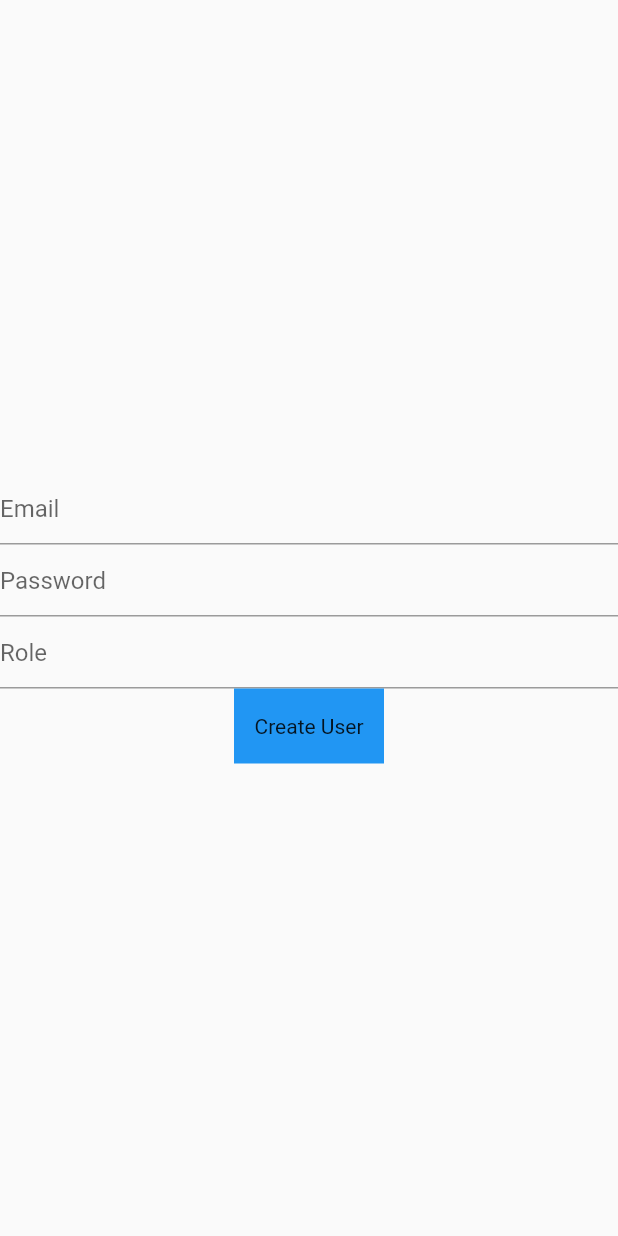
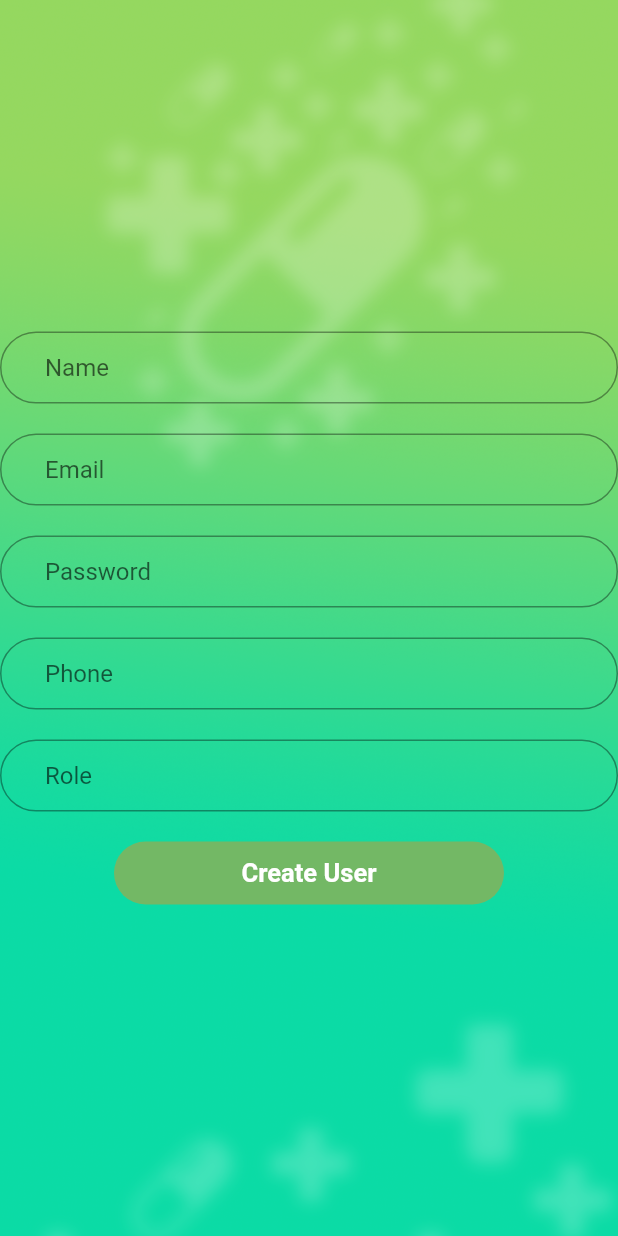
Before and after one commit to emadsaeed3/pharmacia, a Flutter app: the AdminScreen screen opened directly, after a tap on "Create User", on a phone screen of 412 x 824 dp. Run offline on Flutter 3.47's test engine with Material 2 defaults, Android fonts, the light colour scheme and no system bars; our stand-ins replace cloud_firestore, conditional_builder, curved_navigation_bar, firebase_auth, firebase_core, flutter_bloc and 8 more; missing offline and left inert: flutter_login_facebook; accounts and stored records are empty.

Commit message:
Add files via upload

```diff
--- a/lib/Screens/Admin/admin_screen.dart
+++ b/lib/Screens/Admin/admin_screen.dart
@@ -1,6 +1,7 @@
 import 'package:cloud_firestore/cloud_firestore.dart';
 import 'package:flutter/cupertino.dart';
 import 'package:flutter/material.dart';
+import 'package:pharma/components/authservice.dart';
 import '../../constants.dart';
 import 'createuserscreen.dart';
 import 'edituserdata.dart';
@@ -9,7 +10,6 @@ class AdminScreen extends StatefulWidget{
   @override
   _AdminScreenState createState() => _AdminScreenState();
 }
-
 
 class _AdminScreenState extends State<AdminScreen> {
   final formKey = new GlobalKey<FormState>();
@@ -20,7 +20,7 @@ class _AdminScreenState extends State<AdminScreen> {
   String phone = " ";
   String role = " ";
   String uid = " ";
-  bool ableToEdit = false;
+  bool ableToEdit = true;
 
   @override
   Widget build(BuildContext context) {
@@ -85,7 +85,7 @@ class _AdminScreenState extends State<AdminScreen> {
         onTap: () {
           Navigator.push(context, MaterialPageRoute(builder: (context) => EditUser(uid: uid,)));},
         child: Container(
-          width: 230,
+          width: 250,
           padding: EdgeInsets.symmetric(horizontal: 70, vertical: 11),
           decoration: BoxDecoration(
             borderRadius: BorderRadius.circular(29),
@@ -93,6 +93,7 @@ class _AdminScreenState extends State<AdminScreen> {
           child: Center(
             child: Text(
               "Edit User",style: TextStyle(color: Colors.white,fontWeight: FontWeight.bold,fontSize: 17)),),),) : Container(),
+      SizedBox(height: 30),
       GestureDetector(
         onTap: () async {
           Navigator.push(context, MaterialPageRoute(builder: (context) => CreateUser()));},
@@ -113,6 +114,20 @@ class _AdminScreenState extends State<AdminScreen> {
       Text('Password : ' + password),
       Text('Phone : ' + phone),
       Text('Role : ' + role),
-     ],);
+      SizedBox(height: 20,),
+
+      GestureDetector(
+        onTap: () async {
+          Navigator.push(context, MaterialPageRoute(builder: (context) => AuthService().signOut(context)));},
+        child: Container(
+          width: 200,
+          padding: EdgeInsets.symmetric(horizontal: 70, vertical: 11),
+          decoration: BoxDecoration(
+            borderRadius: BorderRadius.circular(29),
+            color: kPrimaryColor,),
+          child: Center(
+            child: Text(
+                "Log out", style: TextStyle(color: Colors.white,fontWeight: FontWeight.bold,fontSize: 17)),),),),
+    ],);
   }
 }
--- a/lib/Screens/Admin/createuserscreen.dart
+++ b/lib/Screens/Admin/createuserscreen.dart
@@ -1,6 +1,7 @@
 import 'package:flutter/material.dart';
 import 'package:pharma/components/authservice.dart';
 import 'package:provider/provider.dart';
+import '../../constants.dart';
 
 class CreateUser extends StatefulWidget {
   @override
@@ -13,33 +14,76 @@ class _State extends State<CreateUser> {
   TextEditingController roleController = new TextEditingController();
   TextEditingController nameController = new TextEditingController();
   TextEditingController phoneController = new TextEditingController();
-
-
+  final formKey = new GlobalKey<FormState>();
 
   @override
   Widget build(BuildContext context) {
     return Scaffold(
-      body: Column(
+        body: Container(
+            decoration: BoxDecoration(
+              image: DecorationImage(
+                image: AssetImage("images/wallpaper.png"),
+                fit: BoxFit.cover,),),
+            height: MediaQuery.of(context).size.height,
+            width: MediaQuery.of(context).size.width,
+            child: Form(key: formKey, child: _createAdminForm())));}
+  _createAdminForm(){
+    return Column(
         mainAxisAlignment: MainAxisAlignment.center,
         children: [
           TextFormField(
+            controller: nameController,
+            decoration: InputDecoration(
+              contentPadding: EdgeInsets.fromLTRB(
+                  30.0, 10.0, 20.0, 10.0),
+              border: OutlineInputBorder(borderRadius: BorderRadius.circular(32.0)),
+              floatingLabelBehavior: FloatingLabelBehavior.always,
+              hintText: "Name",
+            ),
+          ),
+          SizedBox(height: 20),
+          TextFormField(
             controller: emailController,
             decoration: InputDecoration(
+              contentPadding: EdgeInsets.fromLTRB(
+                  30.0, 10.0, 20.0, 10.0),
+              border: OutlineInputBorder(borderRadius: BorderRadius.circular(32.0)),
+              floatingLabelBehavior: FloatingLabelBehavior.always,
               hintText: "Email",
             ),
           ),
+          SizedBox(height: 20),
           TextFormField(
             controller: passwordController,
             decoration: InputDecoration(
-              hintText: "Password",
+              contentPadding: EdgeInsets.fromLTRB(
+                  30.0, 10.0, 20.0, 10.0),
+              border: OutlineInputBorder(borderRadius: BorderRadius.circular(32.0)),
+              floatingLabelBehavior: FloatingLabelBehavior.always,
+              hintText: "Password",),),
+          SizedBox(height: 20),
+          TextFormField(
+            controller: phoneController,
+            decoration: InputDecoration(
+              contentPadding: EdgeInsets.fromLTRB(
+                  30.0, 10.0, 20.0, 10.0),
+              border: OutlineInputBorder(borderRadius: BorderRadius.circular(32.0)),
+              floatingLabelBehavior: FloatingLabelBehavior.always,
+              hintText: "Phone",
             ),
           ),
+          SizedBox(height: 20),
           TextFormField(
             controller: roleController,
             decoration: InputDecoration(
+              contentPadding: EdgeInsets.fromLTRB(
+                  30.0, 10.0, 20.0, 10.0),
+              border: OutlineInputBorder(borderRadius: BorderRadius.circular(32.0)),
+              floatingLabelBehavior: FloatingLabelBehavior.always,
               hintText: "Role",
             ),
           ),
+          SizedBox(height: 20),
           GestureDetector(
             onTap: () async {
               String name = nameController.text.trim();
@@ -47,22 +91,21 @@ class _State extends State<CreateUser> {
               String password = passwordController.text.trim();
               String phone = phoneController.text.trim();
               String role = roleController.text.trim();
-
-              context.read<AuthService>().signUp(name,email, password,phone, role);
-            },
+              context.read<AuthService>().signUp(name,email, password,phone, role);},
             child: Container(
-              height: 50,
-              width: 100,
-              color: Colors.blue,
+              width: 260,
+              padding: EdgeInsets.symmetric(horizontal: 70, vertical: 11),
+              decoration: BoxDecoration(
+                borderRadius: BorderRadius.circular(29),
+                color: kPrimaryColor,),
               child: Center(
                 child: Text(
-                  "Create User",
+                  "Create User", style: TextStyle(color: Colors.white,fontWeight: FontWeight.bold,fontSize: 17)
                 ),
               ),
             ),
           ),
         ],
-      ),
     );
   }
 }
--- a/lib/Screens/Home/menu_dashboard_layout.dart
+++ b/lib/Screens/Home/menu_dashboard_layout.dart
@@ -7,6 +7,7 @@ import 'package:pharma/Screens/About_us/about_us.dart';
 import 'package:pharma/Screens/Contact_us/contact_us.dart';
 import 'package:pharma/Screens/Home/cubit/cubit.dart';
 import 'package:pharma/Screens/Home/cubit/state.dart';
+import 'package:pharma/Screens/chat/chat_screen.dart';
 import 'package:pharma/Screens/confirmation/confirmation_screen.dart';
 import 'package:pharma/Screens/orders/orders_screen.dart';
 import 'package:pharma/Screens/pres_upload.dart';
@@ -104,7 +105,7 @@ class _MenuDashboardPageState extends State<MenuDashboardPage> with SingleTicker
                 SizedBox(height: 30),
                 buildMenuItem(text: 'Settings', icon: Icons.settings,onClicked: () {navigateTo(context, UserInfo());}),
                 SizedBox(height: 30),
-                buildMenuItem(text: 'Get Help', icon: Icons.live_help),
+                buildMenuItem(text: 'Get Help', icon: Icons.live_help,onClicked: () {navigateTo(context, ConversationScreen());}),
                 SizedBox(height: 30),
                 buildMenuItem(text: 'Contact Us', icon: Icons.call,onClicked: () {navigateTo(context, ContactUsScreen());}),
                 SizedBox(height: 30),
```
Also changed, not shown: lib/Screens/Admin/edituserdata.dart (+39 -10 lines).
